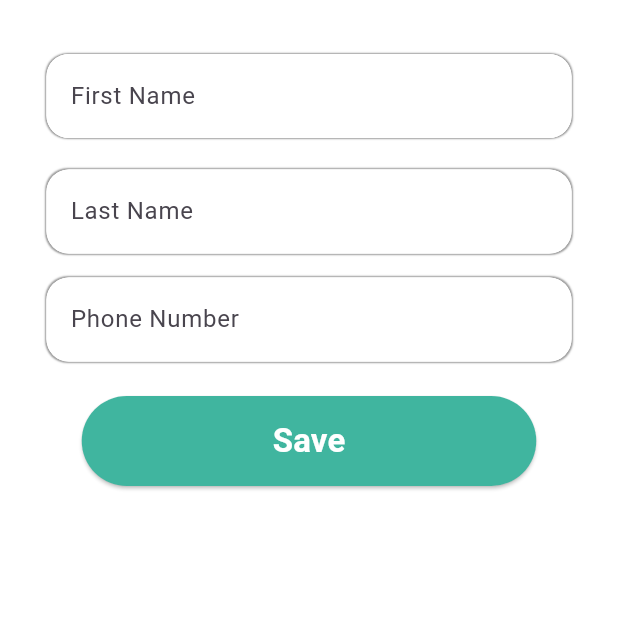
After one commit to fwdAndroid/exploreden, a Flutter app: the ProfilePage screen opened directly, after a tap on "Edit Profile", on a phone screen of 412 x 824 dp, the top half of it. The commit adds this screen. Run offline on Flutter 3.47's test engine with Material 2 defaults, Android fonts, the phone set to English and light mode, and no system bars; our stand-ins replace cloud_firestore, firebase_auth, firebase_core, firebase_storage, flutter_card_swiper, group_button and 1 more; accounts and stored records are empty; network calls fail.

Commit message:
Edit Profile

```diff
--- a/lib/screens/dashboard/pages/profile_page.dart
+++ b/lib/screens/dashboard/pages/profile_page.dart
@@ -2,6 +2,7 @@ import 'package:cloud_firestore/cloud_firestore.dart';
 import 'package:exploreden/screens/auth/sign_in_page.dart';
 import 'package:exploreden/screens/history/visit_history.dart';
 import 'package:exploreden/screens/noti/noti.dart';
+import 'package:exploreden/screens/profile/edit_profile.dart';
 import 'package:exploreden/utils/colors.dart';
 import 'package:exploreden/utils/utils.dart';
 import 'package:firebase_auth/firebase_auth.dart';
@@ -102,6 +103,12 @@ class _ProfilePageState extends State<ProfilePage> {
                     color: mainColor,
                   ),
                   ListTile(
+                    onTap: () {
+                      Navigator.push(
+                          context,
+                          MaterialPageRoute(
+                              builder: (builder) => EditProfile()));
+                    },
                     trailing: Icon(
                       Icons.edit,
                       color: mainColor,
--- /dev/null
+++ b/lib/screens/profile/edit_profile.dart
@@ -0,0 +1,234 @@
+import 'package:cloud_firestore/cloud_firestore.dart';
+import 'package:exploreden/screens/dashboard/main_dashboard.dart';
+import 'package:exploreden/utils/colors.dart';
+import 'package:exploreden/utils/controllers.dart';
+import 'package:firebase_auth/firebase_auth.dart';
+import 'package:flutter/material.dart';
+
+class EditProfile extends StatefulWidget {
+  const EditProfile({super.key});
+
+  @override
+  State<EditProfile> createState() => _EditProfileState();
+}
+
+class _EditProfileState extends State<EditProfile> {
+  bool _isLoading = false;
+  @override
+  Widget build(BuildContext context) {
+    return StreamBuilder<Object>(
+        stream: FirebaseFirestore.instance
+            .collection("users")
+            .doc(FirebaseAuth.instance.currentUser!.uid)
+            .snapshots(),
+        builder: (context, AsyncSnapshot snapshot) {
+          if (!snapshot.hasData) {
+            return new CircularProgressIndicator();
+          }
+          var docum = snapshot.data;
+
+          editProfileFullNameController.text = docum['firstName'];
+          editProfileLastNameController.text = docum['lastName'];
+          editPhoneController.text = docum['phoneNumber'];
+
+          return SingleChildScrollView(
+            child: Padding(
+              padding: const EdgeInsets.all(8.0),
+              child: Column(
+                crossAxisAlignment: CrossAxisAlignment.start,
+                children: [
+                  const SizedBox(
+                    height: 20,
+                  ),
+                  Padding(
+                    padding: const EdgeInsets.all(8.0),
+                    child: Center(
+                      child: Container(
+                        decoration: BoxDecoration(
+                          borderRadius: const BorderRadius.all(
+                            Radius.circular(15),
+                          ),
+                          boxShadow: const [
+                            BoxShadow(
+                                blurRadius: 0.2,
+                                spreadRadius: 0.5,
+                                color: Colors.grey)
+                          ],
+                          color: colorWhite,
+                        ),
+                        margin: const EdgeInsets.only(left: 15, right: 15),
+                        child: TextFormField(
+                          controller: editProfileFullNameController,
+                          decoration: InputDecoration(
+                            hintText: "First Name",
+                            fillColor: colorWhite,
+                            filled: true,
+                            enabledBorder: OutlineInputBorder(
+                              borderSide: BorderSide(color: colorWhite),
+                              borderRadius: const BorderRadius.all(
+                                Radius.circular(15),
+                              ),
+                            ),
+                            focusedBorder: OutlineInputBorder(
+                              borderSide: BorderSide(color: colorWhite),
+                              borderRadius: BorderRadius.all(
+                                Radius.circular(15),
+                              ),
+                            ),
+                            errorBorder: OutlineInputBorder(
+                              borderSide: BorderSide(color: colorWhite),
+                              borderRadius: BorderRadius.all(
+                                Radius.circular(15),
+                              ),
+                            ),
+                          ),
+                        ),
+                      ),
+                    ),
+                  ),
+                  SizedBox(
+                    height: 5,
+                  ),
+                  Padding(
+                    padding: const EdgeInsets.all(8.0),
+                    child: Container(
+                      decoration: BoxDecoration(
+                        borderRadius: const BorderRadius.all(
+                          Radius.circular(15),
+                        ),
+                        boxShadow: const [
+                          BoxShadow(
+                              blurRadius: 0.2,
+                              spreadRadius: 0.5,
+                              color: Colors.grey)
+                        ],
+                        color: colorWhite,
+                      ),
+                      margin: const EdgeInsets.only(left: 15, right: 15),
+                      child: TextFormField(
+                        controller: editProfileLastNameController,
+                        decoration: InputDecoration(
+                          hintText: "Last Name",
+                          fillColor: colorWhite,
+                          filled: true,
+                          enabledBorder: OutlineInputBorder(
+                            borderSide: BorderSide(color: colorWhite),
+                            borderRadius: const BorderRadius.all(
+                              Radius.circular(15),
+                            ),
+                          ),
+                          focusedBorder: OutlineInputBorder(
+                            borderSide: BorderSide(color: colorWhite),
+                            borderRadius: BorderRadius.all(
+                              Radius.circular(15),
+                            ),
+                          ),
+                          errorBorder: OutlineInputBorder(
+                            borderSide: BorderSide(color: colorWhite),
+                            borderRadius: BorderRadius.all(
+                              Radius.circular(15),
+                            ),
+                          ),
+                        ),
+                      ),
+                    ),
+                  ),
+                  Padding(
+                    padding: const EdgeInsets.all(8.0),
+                    child: Container(
+                      decoration: BoxDecoration(
+                        borderRadius: const BorderRadius.all(
+                          Radius.circular(15),
+                        ),
+                        boxShadow: const [
+                          BoxShadow(
+                              blurRadius: 0.2,
+                              spreadRadius: 0.5,
+                              color: Colors.grey)
+                        ],
+                        color: colorWhite,
+                      ),
+                      margin: const EdgeInsets.only(left: 15, right: 15),
+                      child: TextFormField(
+                        keyboardType: TextInputType.number,
+                        controller: editPhoneController,
+                        decoration: InputDecoration(
+                          hintText: "Phone Number",
+                          fillColor: colorWhite,
+                          filled: true,
+                          enabledBorder: OutlineInputBorder(
+                            borderSide: BorderSide(color: colorWhite),
+                            borderRadius: const BorderRadius.all(
+                              Radius.circular(15),
+                            ),
+                          ),
+                          focusedBorder: OutlineInputBorder(
+                            borderSide: BorderSide(color: colorWhite),
+                            borderRadius: BorderRadius.all(
+                              Radius.circular(15),
+                            ),
+                          ),
+                          errorBorder: OutlineInputBorder(
+                            borderSide: BorderSide(color: colorWhite),
+                            borderRadius: BorderRadius.all(
+                              Radius.circular(15),
+                            ),
+                          ),
+                        ),
+                      ),
+                    ),
+                  ),
+                  const SizedBox(
+                    height: 15,
+                  ),
+                  _isLoading
+                      ? Center(
+                          child: CircularProgressIndicator(),
+                        )
+                      : Center(
+                          child: ElevatedButton(
+                              style: ElevatedButton.styleFrom(
+                                backgroundColor: mainColor,
+                                fixedSize: const Size(303, 60),
+                              ),
+                              child: Text(
+                                'Save',
+                                style: TextStyle(
+                                    color: colorWhite,
+                                    fontSize: 22,
+                                    fontWeight: FontWeight.bold),
+                              ),
+                              onPressed: () async {
+                                await FirebaseFirestore.instance
+                                    .collection("users")
+                                    .doc(FirebaseAuth.instance.currentUser!.uid)
+                                    .update({
+                                  "lastName":
+                                      editProfileLastNameController.text,
+                                  "firstName":
+                                      editProfileFullNameController.text,
+                                  "phoneNumber": editPhoneController.text
+                                }).then((value) => {
+                                          ScaffoldMessenger.of(context)
+                                              .showSnackBar(SnackBar(
+                                                  content: Text(
+                                                      "User Profile Updated")))
+                                        });
+                                editProfileFullNameController.clear();
+                                editProfileLastNameController.clear();
+                                editPhoneController.clear();
+                                Navigator.push(
+                                    context,
+                                    MaterialPageRoute(
+                                        builder: (builder) => MainDashboard()));
+                              })),
+                  const SizedBox(
+                    height: 15,
+                  ),
+                ],
+              ),
+            ),
+          );
+        });
+  }
+}
--- a/lib/utils/controllers.dart
+++ b/lib/utils/controllers.dart
@@ -6,3 +6,8 @@ final signUppassControllers = TextEditingController();
 //Login
 final loginEmailControllers = TextEditingController();
 final loginPasswordControllers = TextEditingController();
+
+//Edit Profile
+final editProfileFullNameController = TextEditingController();
+final editProfileLastNameController = TextEditingController();
+final editPhoneController = TextEditingController();
```
